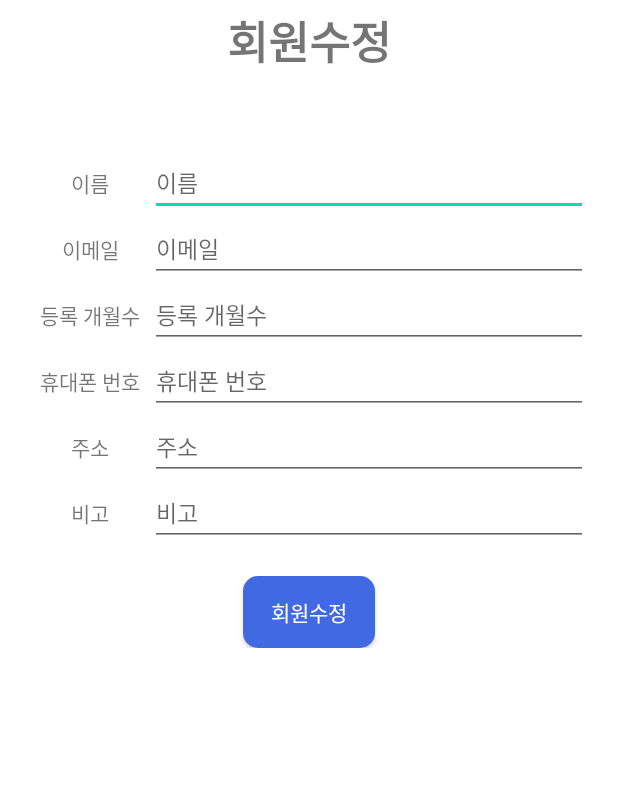
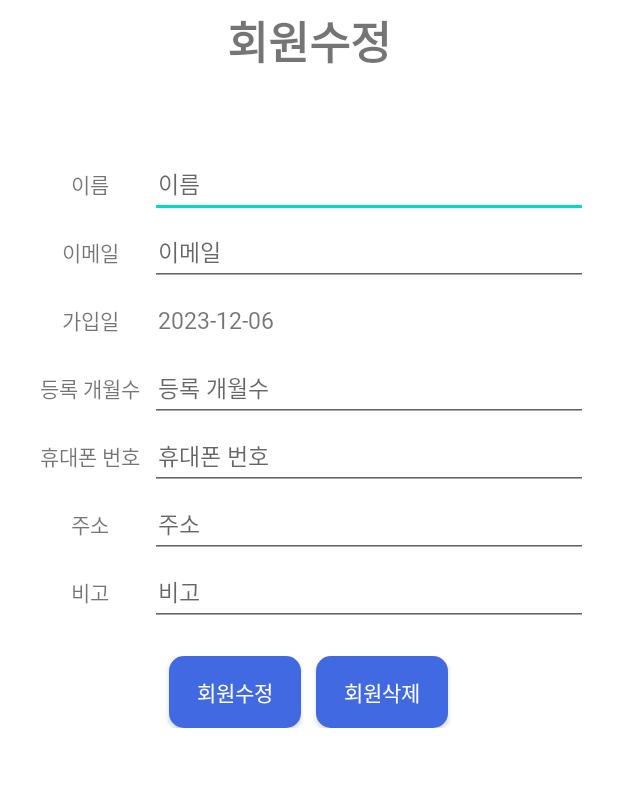
Before and after one commit to Young-Seok-Kim/myGym, an Android app: the fragment MemberListFragment placed in its activity, after a tap on an icon or button, on a phone screen of 412 x 824 dp, the part 68-855 px from its top. Run offline under Robolectric (Android 15) with nearby library versions, the phone set to English and light mode, and no system bars; our stand-ins replace Room's generated code.

Commit message:
회원 수정 및 삭제 기능 추가

```diff
--- a/app/src/main/java/com/mygym/ui/employee/member/list/MemberListFragment.kt
+++ b/app/src/main/java/com/mygym/ui/employee/member/list/MemberListFragment.kt
@@ -54,9 +54,8 @@ class MemberListFragment : DialogFragment() {
     }
 
     private fun getList() {
-
         CoroutineScope(Dispatchers.Default).launch Default@{
-            CoroutineScope(Dispatchers.IO).launch {
+            CoroutineScope(Dispatchers.IO).launch IO@{
                 val members =
                     MyGymRoomDataBase.getDatabase(requireContext()).memberDao().getAllMembers()
                 data.clear()
@@ -66,7 +65,7 @@ class MemberListFragment : DialogFragment() {
                 }
                 adapter.dataList = data
             }.join()
-            CoroutineScope(Dispatchers.Main).launch {
+            CoroutineScope(Dispatchers.Main).launch Main@{
                 adapter.notifyDataSetChanged()
             }.join()
         }
--- a/app/src/main/java/com/mygym/ui/employee/room/member/MemberDao.kt
+++ b/app/src/main/java/com/mygym/ui/employee/room/member/MemberDao.kt
@@ -1,9 +1,6 @@
 package com.mygym.ui.employee.room.member
 
-import androidx.room.Dao
-import androidx.room.Insert
-import androidx.room.OnConflictStrategy
-import androidx.room.Query
+import androidx.room.*
 
 @Dao
 interface MemberDao {
@@ -16,7 +13,7 @@ interface MemberDao {
     * */
 
     @Query("SELECT * FROM member ORDER BY `index` ASC")
-    suspend fun getAllMembers() : List<MemberEntity>
+    fun getAllMembers() : List<MemberEntity>
 
     @Query("SELECT * FROM member where `index`  = :index")
     suspend fun getMemberByIndex(index : String) : MemberEntity
@@ -28,10 +25,10 @@ interface MemberDao {
     suspend fun getAlphabetizedWordsWithCoroutine() : List<MemberEntity> // Flow<List<Member>>
 
     @Insert(onConflict = OnConflictStrategy.REPLACE)
-    suspend fun insert(pMemberEntity: MemberEntity)
+    fun insertMember(pMemberEntity: MemberEntity)
+    @Update
+    fun updateMember(pMemberEntity: MemberEntity)
 
-    @Insert(onConflict = OnConflictStrategy.REPLACE)
-    suspend fun insertWithCoroutine(pMemberEntity: MemberEntity)
 
     @Query("DELETE FROM member")
     suspend fun deleteAll()
--- a/app/src/main/java/com/mygym/ui/employee/room/member/MemberEntity.kt
+++ b/app/src/main/java/com/mygym/ui/employee/room/member/MemberEntity.kt
@@ -2,19 +2,17 @@ package com.mygym.ui.employee.room.member
 
 import androidx.room.Entity
 import androidx.room.PrimaryKey
-import java.time.LocalDate
-import java.util.Date
 
 @Entity(tableName = "member")
 data class MemberEntity(
-    val name: String,
-    val registDate: String,
-    val membershipStartDate: String,
-    val membershipEndDate: String,
-    val phoneNumber: String,
-    val email: String,
-    val address: String,
-    val remark: String
+    var name: String,
+    var signUpDate: String,
+    var membershipStartDate: String,
+    var membershipEndDate: String,
+    var phoneNumber: String,
+    var email: String,
+    var address: String,
+    var remark: String
 ){
     @PrimaryKey(autoGenerate = true)
     var index: Long = 0
--- a/app/src/main/res/layout/fragment_add_member.xml
+++ b/app/src/main/res/layout/fragment_add_member.xml
@@ -52,7 +52,7 @@
 
                 <LinearLayout
                     android:layout_width="match_parent"
-                    android:layout_height="wrap_content">
+                    android:layout_height="@dimen/linearlayout_height">
 
                     <TextView
                         android:layout_width="80dp"
@@ -71,7 +71,7 @@
 
                 <LinearLayout
                     android:layout_width="match_parent"
-                    android:layout_height="wrap_content">
+                    android:layout_height="@dimen/linearlayout_height">
 
                     <TextView
                         android:layout_width="80dp"
@@ -89,7 +89,24 @@
 
                 <LinearLayout
                     android:layout_width="match_parent"
-                    android:layout_height="wrap_content">
+                    android:layout_height="@dimen/linearlayout_height">
+
+                    <TextView
+                        android:layout_width="80dp"
+                        android:layout_height="match_parent"
+                        android:gravity="center"
+                        android:fontFamily="@font/s_core_dream4"
+                        android:text="@string/sign_up_date" />
+
+                    <TextView
+                        android:id="@+id/textView_SignupDate"
+                        style="@style/LinearLayout_RightEditText"
+                        android:hint="@string/sign_up_date"/>
+                </LinearLayout>
+
+                <LinearLayout
+                    android:layout_width="match_parent"
+                    android:layout_height="@dimen/linearlayout_height">
 
                     <TextView
                         android:layout_width="80dp"
@@ -107,7 +124,7 @@
 
                 <LinearLayout
                     android:layout_width="match_parent"
-                    android:layout_height="wrap_content">
+                    android:layout_height="@dimen/linearlayout_height">
 
                     <TextView
                         android:layout_width="80dp"
@@ -126,7 +143,7 @@
 
                 <LinearLayout
                     android:layout_width="match_parent"
-                    android:layout_height="wrap_content">
+                    android:layout_height="@dimen/linearlayout_height">
 
                     <TextView
                         android:layout_width="80dp"
@@ -142,7 +159,7 @@
 
                 <LinearLayout
                     android:layout_width="match_parent"
-                    android:layout_height="wrap_content">
+                    android:layout_height="@dimen/linearlayout_height">
 
                     <TextView
                         android:layout_width="80dp"
@@ -174,6 +191,14 @@
                         android:background="@drawable/customlayout_button_main"
                         tools:text="@string/add_member"
                         android:textColor="@color/white" />
+                    <Button
+                        android:id="@+id/button_delete"
+                        android:layout_width="wrap_content"
+                        android:layout_height="wrap_content"
+                        android:background="@drawable/customlayout_button_main"
+                        android:text="@string/delete_member"
+                        android:layout_marginStart="10sp"
+                        android:textColor="@color/white" />
                 </LinearLayout>
             </LinearLayout>
         </ScrollView>
--- a/app/src/main/res/values/dimens.xml
+++ b/app/src/main/res/values/dimens.xml
@@ -9,5 +9,7 @@
 
     <dimen name="text_size">15dp</dimen>
 
+    <dimen name="linearlayout_height">45sp</dimen>
+
 
 </resources>
--- a/app/src/main/res/values/strings.xml
+++ b/app/src/main/res/values/strings.xml
@@ -39,6 +39,10 @@
     <string name="address">주소</string>
     <string name="remark">비고</string>
     <string name="regist_month">등록 개월수</string>
+    <string name="sign_up_date">가입일</string>
+    <string name="please_backpress_again">뒤로 버튼을 다시 한번 누르면 종료됩니다.</string>
+    <string name="delete_member">회원삭제</string>
+    <string name="warning">주의!</string>
 
     <!--    광고 id 실제값 : ca-app-pub-1871591024314273~5703632445-->
     <!--    광고 id 테스트용 : ca-app-pub-3940256099942544/6300978111-->
--- a/app/src/main/res/values/styles.xml
+++ b/app/src/main/res/values/styles.xml
@@ -80,6 +80,8 @@
     <style name="LinearLayout_RightEditText" parent="@android:style/Widget.TextView">
         <item name="android:layout_width">match_parent</item>
         <item name="android:layout_height">match_parent</item>
+        <item name="android:gravity">center_vertical</item>
+        <item name="android:paddingStart">5sp</item>
         <item name="android:fontFamily">@font/s_core_dream4</item>
         <item name="android:textSize">@dimen/text_size</item>
     </style>
```
Also changed, not shown: app/src/main/java/com/mygym/ui/employee/EmployeeActivity.kt (+12 -1 lines), app/src/main/java/com/mygym/ui/employee/member/list/AddMemberFragment.kt (+58 -12 lines), 1 other file.
